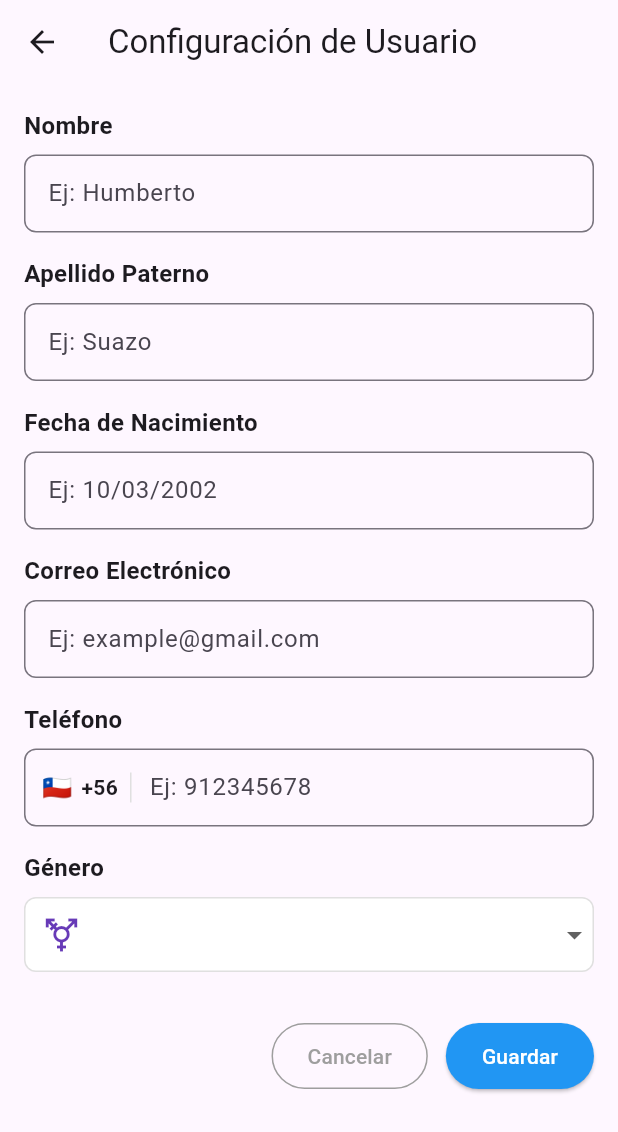
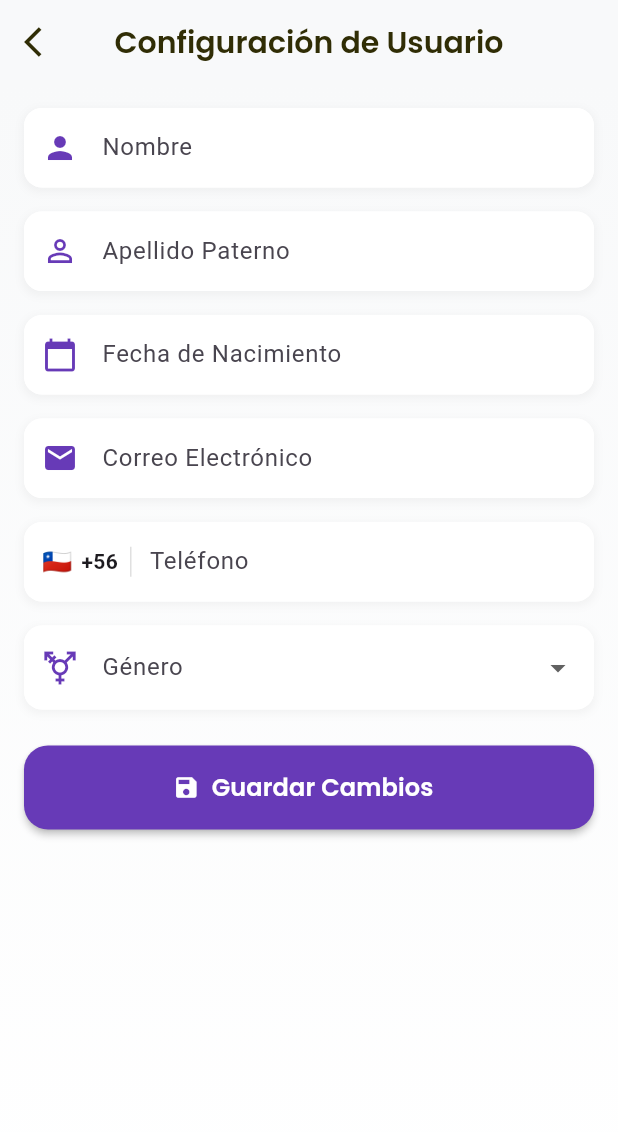
Before and after one commit to fabianpaillacan/EasyPetMovil, a Flutter app: the ConfigUser screen opened directly, on a phone screen of 412 x 824 dp. Shown: the top 1132 px of the screen. Run offline on Flutter 3.47's test engine with Material 3 defaults, Android fonts, the light colour scheme and no system bars; our stand-ins replace cloud_firestore, firebase_auth, firebase_core, google_fonts; accounts and stored records are empty; network calls fail.

Commit message:
Nuevo diseno con combinacion de colores e iconos.

```diff
--- a/lib/features/updateUserInfo/screens/configurationScreen.dart
+++ b/lib/features/updateUserInfo/screens/configurationScreen.dart
@@ -1,6 +1,7 @@
 import 'package:easypet/features/updateUserInfo/controllers/configuration_controller.dart';
 import 'package:flutter/material.dart';
 import 'package:easypet/features/home/screens/home.dart';
+import 'package:google_fonts/google_fonts.dart';
 
 class ConfigUser extends StatefulWidget {
   const ConfigUser({super.key});
@@ -59,7 +60,6 @@ class _ConfigUserState extends State<ConfigUser> {
         } else {
           // Si no coincide exactamente, no seleccionar nada
           selectedGender = null;
-           print('DEBUG - Género no reconocido: "$genderFromAPI"');
         }
       } else {
         selectedGender = null;
@@ -76,7 +76,7 @@ class _ConfigUserState extends State<ConfigUser> {
       "birth_date": _birthDateController.text,
       "email": _emailController.text,
       "phone": _phoneController.text,
-      "gender": selectedGender!, // ← CORREGIDO: Usar selectedGender
+      "gender": selectedGender!,
     };
 
     await ConfigurationController.updateConfigUser(data);
@@ -94,95 +94,173 @@ class _ConfigUserState extends State<ConfigUser> {
   @override
   Widget build(BuildContext context) {
     return Scaffold(
-      appBar: AppBar(title: const Text('Configuración de Usuario')),
-      body: _isLoading
+      backgroundColor: const Color(0xFFF8F9FA),
+      appBar: AppBar(
+        title: Text(
+          'Configuración de Usuario',
+          style: GoogleFonts.poppins(
+            fontSize: 20,
+            fontWeight: FontWeight.w600,
+            color: const Color.fromARGB(255, 48, 45, 5),
+          ),
+        ),
+        centerTitle: true,
+        backgroundColor: Colors.transparent,
+        elevation: 0,
+        leading: IconButton(
+          icon: const Icon(
+            Icons.arrow_back_ios,
+            color: Color.fromARGB(255, 48, 45, 5),
+          ),
+          onPressed: () => Navigator.pop(context),
+        ),
+      ),
+      body: Container(
+        decoration: const BoxDecoration(
+          gradient: LinearGradient(
+            begin: Alignment.topCenter,
+            end: Alignment.bottomCenter,
+            colors: [Color(0xFFF8F9FA), Colors.white],
+          ),
+        ),
+        child: _isLoading
             ? const Center(child: CircularProgressIndicator())
-          : SingleChildScrollView(
+            : ListView(
                 padding: const EdgeInsets.all(16.0),
-              child: Column(
-                crossAxisAlignment: CrossAxisAlignment.start,
                 children: [
                   _buildTextField(
-                    'Nombre',
-                    _firstNameController,
-                    'Ej: Humberto',
+                    controller: _firstNameController,
+                    label: 'Nombre',
+                    hint: 'Ej: Humberto',
+                    icon: Icons.person,
+                    keyboardType: TextInputType.text,
+                    validator: (value) => value == null || value.isEmpty ? 'Campo requerido' : null,
                   ),
                   const SizedBox(height: 16),
                   _buildTextField(
-                    'Apellido Paterno',
-                    _lastNameController,
-                    'Ej: Suazo',
+                    controller: _lastNameController,
+                    label: 'Apellido Paterno',
+                    hint: 'Ej: Suazo',
+                    icon: Icons.person_outline,
+                    keyboardType: TextInputType.text,
+                    validator: (value) => value == null || value.isEmpty ? 'Campo requerido' : null,
                   ),
                   const SizedBox(height: 16),
-                  _buildTextField(
-                    'Fecha de Nacimiento',
-                    _birthDateController,
-                    'Ej: 10/03/2002',
-                  ),
+                  _buildDateField(),
                   const SizedBox(height: 16),
                   _buildTextField(
-                    'Correo Electrónico',
-                    _emailController,
-                    'Ej: example@gmail.com',
+                    controller: _emailController,
+                    label: 'Correo Electrónico',
+                    hint: 'Ej: example@gmail.com',
+                    icon: Icons.email,
+                    keyboardType: TextInputType.emailAddress,
+                    validator: (value) => value == null || value.isEmpty ? 'Campo requerido' : null,
                   ),
                   const SizedBox(height: 16),
                   _buildPhoneField(),
                   const SizedBox(height: 16),
-                  _buildGenderSection(),
-                  const SizedBox(height: 32),
-                  _buildActionButtons(),
+                  _buildGenderDropdown(),
+                  const SizedBox(height: 24),
+                  SizedBox(
+                    width: double.infinity,
+                    height: 56.0,
+                    child: ElevatedButton.icon(
+                      onPressed: _saveChanges,
+                      icon: const Icon(Icons.save, color: Colors.white),
+                      label: Text(
+                        'Guardar Cambios',
+                        style: GoogleFonts.poppins(
+                          fontSize: 16,
+                          fontWeight: FontWeight.w600,
+                          color: Colors.white,
+                        ),
+                      ),
+                      style: ElevatedButton.styleFrom(
+                        backgroundColor: Colors.deepPurple,
+                        shape: RoundedRectangleBorder(
+                          borderRadius: BorderRadius.circular(16.0),
+                        ),
+                        elevation: 2,
+                      ),
+                    ),
+                  ),
                 ],
               ),
       ),
     );
   }
 
-  Widget _buildTextField(
-    String label,
-    TextEditingController controller,
-    String hint, {
-    bool isPassword = false,
+  Widget _buildTextField({
+    required TextEditingController controller,
+    required String label,
+    required String hint,
+    required IconData icon,
+    bool obscureText = false,
+    bool readOnly = false,
+    TextInputType? keyboardType,
+    String? Function(String?)? validator,
+    VoidCallback? onTap,
   }) {
-    return Column(
-      crossAxisAlignment: CrossAxisAlignment.start,
-      children: [
-        Text(
-          label,
-          style: const TextStyle(fontSize: 16, fontWeight: FontWeight.bold),
+    return Container(
+      decoration: BoxDecoration(
+        color: Colors.white,
+        borderRadius: BorderRadius.circular(12.0),
+        boxShadow: [
+          BoxShadow(
+            color: Colors.grey.withOpacity(0.1),
+            spreadRadius: 1,
+            blurRadius: 4,
+            offset: const Offset(0, 2),
           ),
-        const SizedBox(height: 8),
-        TextField(
+        ],
+      ),
+      child: TextFormField(
         controller: controller,
-          obscureText: isPassword,
+        obscureText: obscureText,
+        readOnly: readOnly,
+        keyboardType: keyboardType,
+        validator: validator,
+        onTap: onTap,
+        style: GoogleFonts.poppins(fontSize: 14),
         decoration: InputDecoration(
+          labelText: label,
           hintText: hint,
+          prefixIcon: Icon(icon, color: Colors.deepPurple),
           border: OutlineInputBorder(
-              borderRadius: BorderRadius.circular(8.0),
+            borderRadius: BorderRadius.circular(12.0),
+            borderSide: BorderSide.none,
           ),
+          filled: true,
+          fillColor: Colors.white,
           contentPadding: const EdgeInsets.symmetric(
-              horizontal: 12,
-              vertical: 14,
+            horizontal: 16.0,
+            vertical: 16.0,
           ),
         ),
       ),
-      ],
     );
   }
 
-  // ← CORREGIDO: Widget separado para la sección de género
   Widget _buildPhoneField() {
-      return Column(
-    crossAxisAlignment: CrossAxisAlignment.start,
-    children: [
-      Text(
-        'Teléfono',
-        style: const TextStyle(fontSize: 16, fontWeight: FontWeight.bold),
+    return Container(
+      decoration: BoxDecoration(
+        color: Colors.white,
+        borderRadius: BorderRadius.circular(12.0),
+        boxShadow: [
+          BoxShadow(
+            color: Colors.grey.withOpacity(0.1),
+            spreadRadius: 1,
+            blurRadius: 4,
+            offset: const Offset(0, 2),
           ),
-      const SizedBox(height: 8),
-      TextField(
+        ],
+      ),
+      child: TextFormField(
         controller: _phoneController,
         keyboardType: TextInputType.phone,
+        style: GoogleFonts.poppins(fontSize: 14),
         decoration: InputDecoration(
+          labelText: 'Teléfono',
           hintText: 'Ej: 912345678',
           prefixIcon: Padding(
             padding: const EdgeInsets.only(left: 12, right: 8),
@@ -211,29 +289,72 @@ class _ConfigUserState extends State<ConfigUser> {
             ),
           ),
           border: OutlineInputBorder(
-            borderRadius: BorderRadius.circular(8.0),
+            borderRadius: BorderRadius.circular(12.0),
+            borderSide: BorderSide.none,
           ),
+          filled: true,
+          fillColor: Colors.white,
           contentPadding: const EdgeInsets.symmetric(
-            horizontal: 12,
-            vertical: 14,
+            horizontal: 16.0,
+            vertical: 16.0,
           ),
         ),
       ),
-    ],
     );
   }
 
-  Widget _buildGenderSection() {
-    return Column(
-      crossAxisAlignment: CrossAxisAlignment.start,
-      children: [
-        Text(
-          'Género',
-          style: const TextStyle(fontSize: 16, fontWeight: FontWeight.bold),
+  Widget _buildDateField() {
+    return Container(
+      decoration: BoxDecoration(
+        color: Colors.white,
+        borderRadius: BorderRadius.circular(12.0),
+        boxShadow: [
+          BoxShadow(
+            color: Colors.grey.withOpacity(0.1),
+            spreadRadius: 1,
+            blurRadius: 4,
+            offset: const Offset(0, 2),
           ),
-        const SizedBox(height: 8),
-        _buildGenderDropdown(),
         ],
+      ),
+      child: TextFormField(
+        controller: _birthDateController,
+        readOnly: true,
+        onTap: () async {
+          FocusScope.of(context).requestFocus(FocusNode());
+          DateTime? pickedDate = await showDatePicker(
+            context: context,
+            initialDate: DateTime.now(),
+            firstDate: DateTime(1900),
+            lastDate: DateTime.now(),
+            locale: const Locale('es', ''),
+          );
+          if (pickedDate != null) {
+            String formattedDate =
+                "${pickedDate.year}-${pickedDate.month.toString().padLeft(2, '0')}-${pickedDate.day.toString().padLeft(2, '0')}";
+            setState(() {
+              _birthDateController.text = formattedDate;
+            });
+          }
+        },
+        style: GoogleFonts.poppins(fontSize: 14),
+        decoration: InputDecoration(
+          labelText: 'Fecha de Nacimiento',
+          hintText: 'DD/MM/AAAA',
+          prefixIcon: Icon(Icons.calendar_today, color: Colors.deepPurple),
+          border: OutlineInputBorder(
+            borderRadius: BorderRadius.circular(12.0),
+            borderSide: BorderSide.none,
+          ),
+          filled: true,
+          fillColor: Colors.white,
+          contentPadding: const EdgeInsets.symmetric(
+            horizontal: 16.0,
+            vertical: 16.0,
+          ),
+        ),
+        validator: (value) => value == null || value.isEmpty ? 'Campo requerido' : null,
+      ),
     );
   }
 
@@ -241,37 +362,44 @@ Widget _buildGenderDropdown() {
     return Container(
       decoration: BoxDecoration(
         color: Colors.white,
-      borderRadius: BorderRadius.circular(8.0),
-      border: Border.all(color: Colors.grey.shade300),
+        borderRadius: BorderRadius.circular(12.0),
+        boxShadow: [
+          BoxShadow(
+            color: Colors.grey.withOpacity(0.1),
+            spreadRadius: 1,
+            blurRadius: 4,
+            offset: const Offset(0, 2),
+          ),
+        ],
       ),
       child: DropdownButtonFormField<String>(
         value: selectedGender,
         decoration: InputDecoration(
-        contentPadding: const EdgeInsets.symmetric(horizontal: 10, vertical: 10),
-        border: InputBorder.none,
-        prefixIcon: const Icon(Icons.transgender, color: Colors.deepPurple),
+          labelText: 'Género',
+          prefixIcon: Icon(Icons.transgender, color: Colors.deepPurple),
+          border: OutlineInputBorder(
+            borderRadius: BorderRadius.circular(12.0),
+            borderSide: BorderSide.none,
           ),
-      items: [
+          filled: true,
+          fillColor: Colors.white,
+          contentPadding: const EdgeInsets.symmetric(
+            horizontal: 16.0,
+            vertical: 16.0,
+          ),
+        ),
+        items: const [
           DropdownMenuItem(
             value: 'Masculino',
-          child: Padding(
-            padding: const EdgeInsets.only(top: 4.0), // Ajusta este valor
             child: Text('Masculino'),
-          ),
           ),
           DropdownMenuItem(
             value: 'Femenino',
-          child: Padding(
-            padding: const EdgeInsets.only(top: 4.0), // Ajusta este valor
             child: Text('Femenino'),
-          ),
           ),
           DropdownMenuItem(
             value: 'Otro',
-          child: Padding(
-            padding: const EdgeInsets.only(top: 4.0), // Ajusta este valor
             child: Text('Otro'),
-          ),
           ),
         ],
         onChanged: (String? newValue) {
@@ -283,29 +411,4 @@ Widget _buildGenderDropdown() {
       ),
     );
   }
-
-  Widget _buildActionButtons() {
-    return Row(
-      mainAxisAlignment: MainAxisAlignment.end,
-      children: [
-        OutlinedButton(
-          onPressed: () => Navigator.pop(context),
-          style: OutlinedButton.styleFrom(
-            padding: const EdgeInsets.symmetric(horizontal: 24, vertical: 12),
-            side: const BorderSide(color: Colors.grey),
-          ),
-          child: const Text('Cancelar', style: TextStyle(color: Colors.grey)),
-        ),
-        const SizedBox(width: 12),
-        ElevatedButton(
-          onPressed: _saveChanges,
-          style: ElevatedButton.styleFrom(
-            backgroundColor: Colors.blue,
-            padding: const EdgeInsets.symmetric(horizontal: 24, vertical: 12),
-          ),
-          child: const Text('Guardar', style: TextStyle(color: Colors.white)),
-        ),
-      ],
-    );
 }
-}
```
Lines whose indentation alone changed are shown as unchanged.
